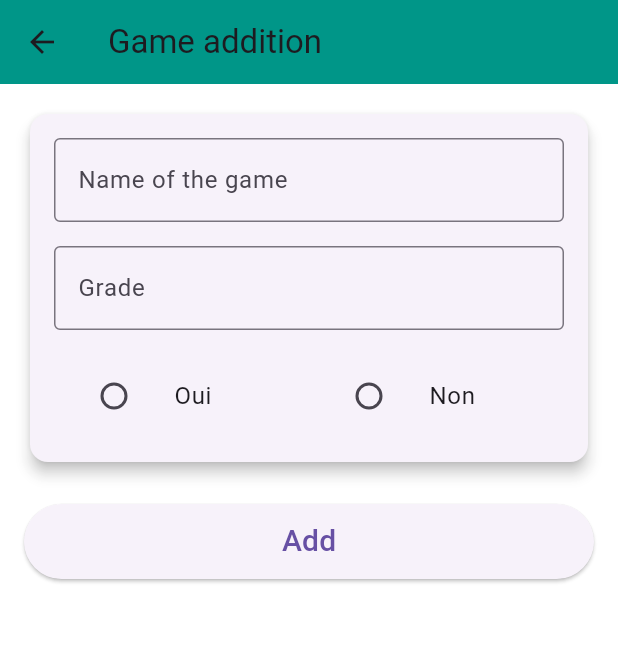
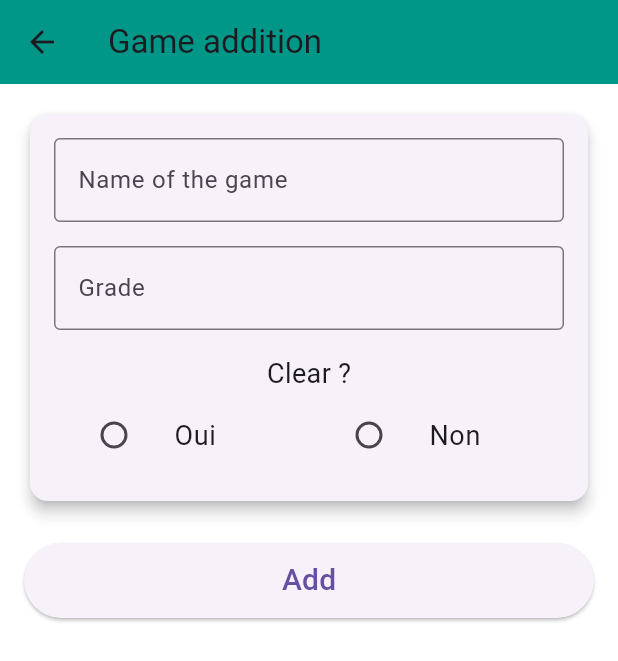
Before and after one commit to Zeynnz/MiniProjetMobile, a Flutter app: the screen it shows after launch, after a tap on the "add" icon, on a phone screen of 412 x 824 dp. Shown: the top 661 px of the screen. Run offline on Flutter 3.47's test engine with Material 3 defaults, Android fonts, the phone set to English and light mode, and no system bars; our stand-ins replace csv; generated files the repository leaves out were written again.

Commit message:
Accueil et ajout

```diff
--- a/lib/Pages/Accueil.dart
+++ b/lib/Pages/Accueil.dart
@@ -1,10 +1,80 @@
+import 'dart:io';
+
 import 'package:GameStar/Pages/Ajout.dart';
 import 'package:GameStar/Pages/Apropos.dart';
+import 'package:csv/csv.dart';
 import 'package:flutter/material.dart';
 import 'package:flutter_gen/gen_l10n/app_localization.dart';
+import 'package:path_provider/path_provider.dart';
 
-class Accueil extends StatelessWidget {
+class Accueil extends StatefulWidget {
   const Accueil({super.key});
+
+  @override
+  _AccueilState createState() => _AccueilState();
+}
+
+class _AccueilState extends State<Accueil> {
+  // Variable pour stocker les jeux
+  List<List<dynamic>> jeux = [];
+
+  // Méthode pour récupérer les jeux
+  Future<void> recupererJeux() async {
+    try {
+      final directory = await getApplicationDocumentsDirectory();
+      final filePath = '${directory.path}/jeux.csv';
+      final file = File(filePath);
+
+      // Vérifier si le fichier existe
+      if (!file.existsSync()) {
+        print("Le fichier n'existe pas");
+        setState(() {
+          jeux = [];  // Si le fichier n'existe pas, on retourne une liste vide
+        });
+        return;
+      }
+
+      // Lire le contenu du fichier
+      String fileContent = await file.readAsString();
+
+      // Convertir le contenu du fichier CSV en liste
+      List<List<dynamic>> jeuxList = const CsvToListConverter().convert(fileContent);
+
+      setState(() {
+        jeux = jeuxList.map((jeu) {
+          jeu[1] = double.tryParse(jeu[1].toString()) ?? 0.0;  // Convertir la note en double, sinon 0.0
+          return jeu;
+        }).toList(); // Mettre à jour l'état avec les jeux récupérés
+      });
+    } catch (e) {
+      print("Erreur lors de la récupération des jeux : $e");
+      setState(() {
+        jeux = [];  // En cas d'erreur, retourner une liste vide
+      });
+    }
+  }
+
+  Color getColorByNote(double note){
+    if(note <= 8){
+      return Colors.red;
+    }else if (note >8 && note <= 12){
+      return Colors.deepOrange;
+    }else if (note>12 && note <= 16){
+      return Colors.lightGreenAccent;
+    }else if (note>16 && note <20){
+      return Colors.lightGreen;
+    }else if (note == 20){
+      return Colors.green;
+    }else {
+      return Colors.white;
+    }
+  }
+
+  @override
+  void initState() {
+    super.initState();
+    recupererJeux();  // Appel de la méthode pour récupérer les jeux dès que l'écran est créé
+  }
 
   @override
   Widget build(BuildContext context) {
@@ -13,7 +83,7 @@ class Accueil extends StatelessWidget {
       appBar: AppBar(
         title: Center(child: Text("Game Star")),
         leading: PopupMenuButton<int>(
-          icon:Icon(Icons.menu),
+          icon: Icon(Icons.menu),
           itemBuilder: (context) => [
             PopupMenuItem(
               value: 1,
@@ -24,17 +94,50 @@ class Accueil extends StatelessWidget {
                 child: Text("Je sais pas encore"))
           ],
           onSelected: (value) {
-            if(value == 1){
-              Navigator.push(context, MaterialPageRoute(builder: (context)=>Apropos()),);
+            if (value == 1) {
+              Navigator.push(context, MaterialPageRoute(builder: (context) => Apropos()));
             }
           },
         ),
         actions: [
-          IconButton(onPressed: (){
-            Navigator.push(context, MaterialPageRoute(builder: (context)=>Ajout()));
-          }, icon: Icon(Icons.add))
-        ],//actions
-      )
+          IconButton(
+            onPressed: () async {
+              // Naviguer vers la page d'ajout et attendre un résultat
+              bool shouldRefresh = await Navigator.push(
+                context,
+                MaterialPageRoute(builder: (context) => Ajout()),
+              ) ?? false;
+
+              // Si le jeu a été ajouté, on rafraîchit la liste
+              if (shouldRefresh) {
+                recupererJeux();
+              }
+            },
+            icon: Icon(Icons.add),
+          )
+        ],
+      ),
+      body: Center(
+        child: jeux.isEmpty
+            ? const CircularProgressIndicator() // Affiche un indicateur de chargement si la liste est vide
+            : ListView.builder(
+          itemCount: jeux.length,
+          itemBuilder: (context, index) {
+            var jeu = jeux[index];
+            double note = jeu[1] ?? 0.0;
+            bool termine = jeu[2].toString().toLowerCase() == 'true';  // Conversion de la chaîne en booléen
+            Color cardColor = getColorByNote(note);
+
+            return Card(
+              color: cardColor,
+              child: ListTile(
+                title: Text(jeu[0] ?? "Nom inconnu"),  // Affiche le nom du jeu
+                subtitle: Text('Note: ${jeu[1]}, Terminé: ${termine ? 'Oui' : 'Non'}'),
+              ),
+            );
+          },
+        ),
+      ),
     );
   }
 }
--- a/lib/Pages/Ajout.dart
+++ b/lib/Pages/Ajout.dart
@@ -62,6 +62,8 @@ class _AjoutState extends State<Ajout> {
         _noteController.clear();
         _fini = null;
       });
+
+      Navigator.pop(context,true);
     } catch (e) {
       print("${AppLocalizations.of(context)!.erreurSave}$e");
       ScaffoldMessenger.of(context).showSnackBar(
--- a/lib/l10n/app_en.arb
+++ b/lib/l10n/app_en.arb
@@ -12,5 +12,6 @@
   "nomJeu": "Name of the game",
   "nomJeuHint": "Enter the name of the game",
   "noteJeu": "Grade",
-  "noteJeuHint": "Between 0 and 20"
+  "noteJeuHint": "Between 0 and 20",
+  "labeltermine": "Clear ?"
 }
--- a/lib/l10n/app_fr.arb
+++ b/lib/l10n/app_fr.arb
@@ -12,5 +12,6 @@
   "nomJeu": "Nom du jeu",
   "nomJeuHint": "Enter le nom du jeu",
   "noteJeu": "Note",
-  "noteJeuHint": "Entre 0 et 20"
+  "noteJeuHint": "Entre 0 et 20",
+  "labeltermine": "Terminé ?"
 }
--- a/lib/widgets/saisie.dart
+++ b/lib/widgets/saisie.dart
@@ -44,11 +44,19 @@ class saisie extends StatelessWidget {
               ),
             ),
             const SizedBox(height: 16),
+            Text( AppLocalizations.of(context)!.labeltermine,
+              textAlign: TextAlign.left,
+              style: TextStyle(
+                fontSize: 18,
+              ),),
             Row(
               children: <Widget>[
                 Expanded(
                   child: ListTile(
-                    title: const Text('Oui'),
+                    title: const Text(
+                      'Oui',
+                      style: TextStyle(fontSize: 18),
+                    ),
                     leading: Radio<bool>(
                       value: true,
                       groupValue: ended,
@@ -58,7 +66,10 @@ class saisie extends StatelessWidget {
                 ),
                 Expanded(
                   child: ListTile(
-                    title: const Text('Non'),
+                    title: const Text(
+                      'Non',
+                      style: TextStyle(fontSize: 18),
+                    ),
                     leading: Radio<bool>(
                       value: false,
                       groupValue: ended,
```
